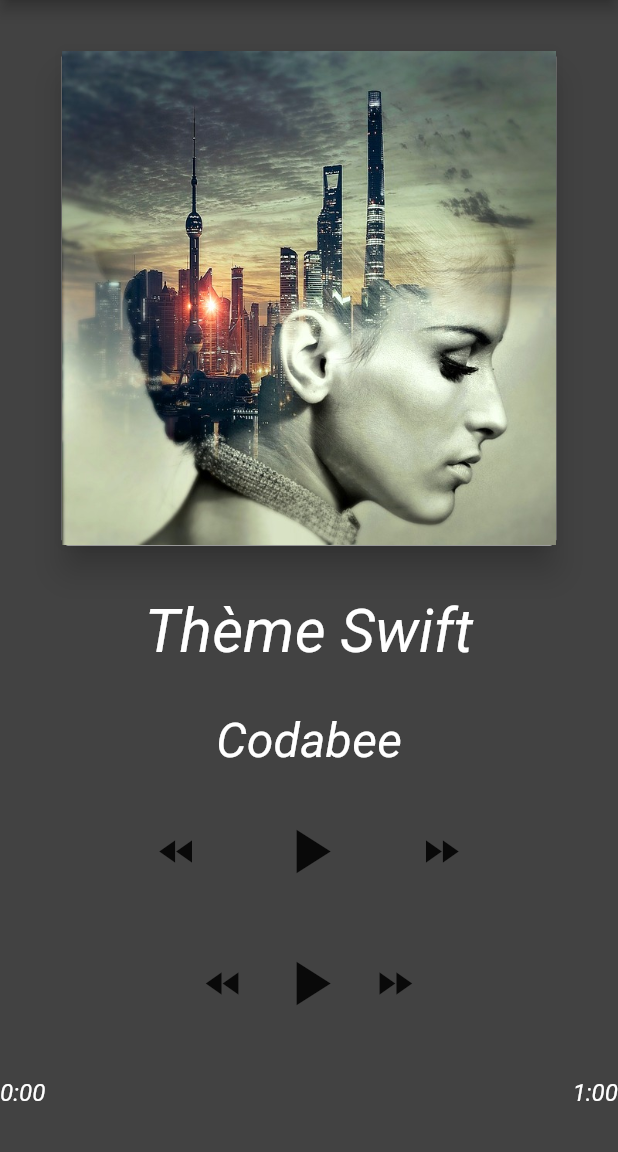
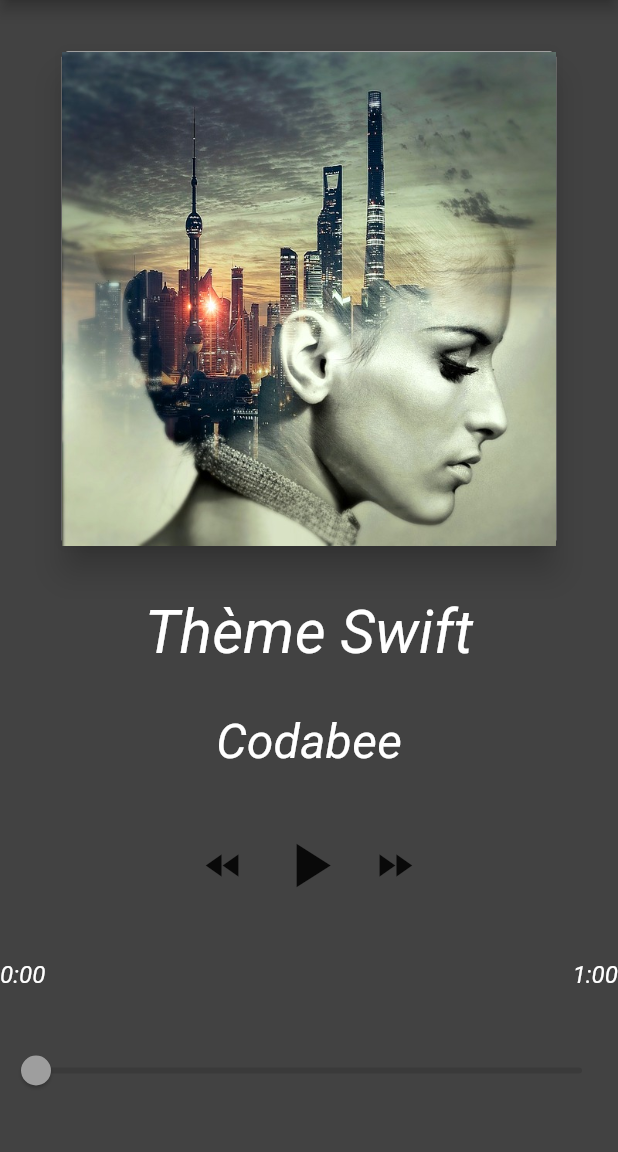
Before and after one commit to FlorianKogon/flutter_coda_music, a Flutter app: the screen it shows after launch, after a tap on the "fast rewind" icon, on a phone screen of 412 x 824 dp, the part 84-1236 px from its top. Run offline on Flutter 3.47's test engine with Material 2 defaults, Android fonts, the phone set to English and light mode, and no system bars.

```diff
--- a/lib/main.dart
+++ b/lib/main.dart
@@ -37,6 +37,7 @@ class _MyHomePageState extends State<MyHomePage> {
   ];
 
   Song myCurrentSong;
+  double position = 0.0;
 
   @override
   void initState() {
@@ -72,29 +73,6 @@ class _MyHomePageState extends State<MyHomePage> {
             Row(
               mainAxisAlignment: MainAxisAlignment.center,
               children: <Widget>[
-                FlatButton(
-                  onPressed: () => {
-                    print('précédent'),
-                  },
-                  child: Icon(Icons.fast_rewind, size: 30.0,),
-                ),
-                FlatButton(
-                  onPressed: () => {
-                    print('lecture'),
-                  },
-                  child: Icon(Icons.play_arrow, size: 50.0),
-                ),
-                FlatButton(
-                  onPressed: () => {
-                    print('suivant'),
-                  },
-                  child: Icon(Icons.fast_forward, size: 30.0),
-                ),
-              ],
-            ),
-            Row(
-              mainAxisAlignment: MainAxisAlignment.center,
-              children: <Widget>[
                 iconButton(Icons.fast_rewind, 30.0, ActionMusic.rewind),
                 iconButton(Icons.play_arrow, 50.0, ActionMusic.play),
                 iconButton(Icons.fast_forward, 30.0, ActionMusic.forward),
@@ -107,8 +85,12 @@ class _MyHomePageState extends State<MyHomePage> {
                 textWithStyle("1:00", 0.8),
               ],
             ),
+            Slider(
+                value: position,
+                onChanged: null
+            ),
           ],
-        )  ,
+        ),
       ),
     );
   }
@@ -147,8 +129,6 @@ class _MyHomePageState extends State<MyHomePage> {
         }
     );
   }
-
-
 }
 
 enum ActionMusic {
```
